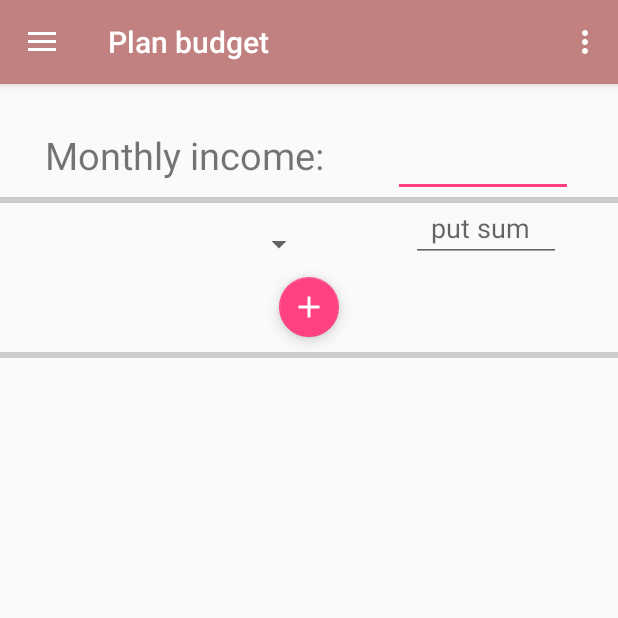
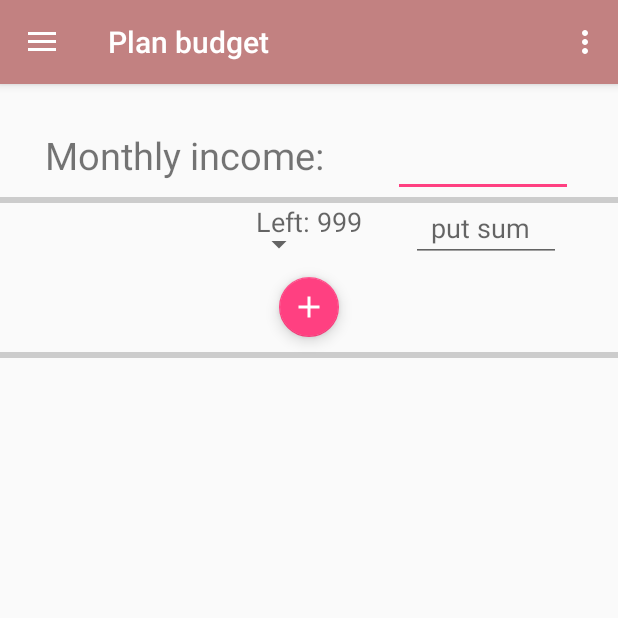
Before and after one commit to Geronimo-GG/FineFinRepo-master, an Android app: the screen it shows after launch (NewMain), in the side drawer, after a tap on "Plan budget", on a phone screen of 412 x 824 dp, the top half of it. Run offline under Robolectric (Android 15) with nearby library versions, the phone set to English and light mode, and no system bars; libraries missing offline, so code that uses them is left out: io.realm, io.realm.annotations; 17 statements that could not run were skipped.

Commit message:
plan budget base logic (without database)

```diff
--- a/app/src/main/java/dariabeliaeva/diploma/com/finefin/BudgetFragment.java
+++ b/app/src/main/java/dariabeliaeva/diploma/com/finefin/BudgetFragment.java
@@ -7,12 +7,27 @@ import android.os.Bundle;
 import android.support.design.widget.FloatingActionButton;
 import android.support.v7.widget.LinearLayoutManager;
 import android.support.v7.widget.RecyclerView;
+import android.text.Editable;
+import android.text.TextWatcher;
 import android.view.LayoutInflater;
 import android.view.View;
 import android.view.ViewGroup;
 import android.widget.EditText;
+import android.widget.Spinner;
+import android.widget.SpinnerAdapter;
+import android.widget.TextView;
+
+import java.util.ArrayList;
+import java.util.Collections;
 
 import dariabeliaeva.diploma.com.finefin.adapter.CategoriesAdapter;
+import dariabeliaeva.diploma.com.finefin.adapter.CustomSpinnerAdapter;
+import dariabeliaeva.diploma.com.finefin.data_models.Budget;
+import dariabeliaeva.diploma.com.finefin.data_models.Categories;
+import dariabeliaeva.diploma.com.finefin.data_models.Spendings;
+import dariabeliaeva.diploma.com.finefin.data_models.User;
+import io.realm.Realm;
+import io.realm.RealmList;
 
 
 /**
@@ -22,12 +37,15 @@ public class BudgetFragment extends Fragment {
 
 
     CategoriesAdapter categoriesAdapter;
+    CustomSpinnerAdapter spinnerAdapter;
     RecyclerView categoriesList;
     View rootView;
+    TextView tvLeftIncome;
     EditText etMonthlyIncome, etCatPrice;
     FloatingActionButton fabAdd;
-    int monthlyIncome;
-
+    float monthlyIncome;
+    Spinner catsSpinner;
+    Realm realm;
 
 
     public BudgetFragment() {
@@ -39,13 +57,26 @@ public class BudgetFragment extends Fragment {
     public View onCreateView(LayoutInflater inflater, ViewGroup container,
                              Bundle savedInstanceState) {
         rootView = inflater.inflate(R.layout.fragment_budget, container, false);
-        categoriesAdapter = new CategoriesAdapter(getActivity());
-
+        realm = Realm.getDefaultInstance();
         findViewsById();
         setUiListeners();
 
+        categoriesAdapter = new CategoriesAdapter(getActivity());
         categoriesList.setLayoutManager(new LinearLayoutManager(getActivity()));
         categoriesList.setAdapter(categoriesAdapter);
+
+        ArrayList<String> categoriesNames = new ArrayList<>();
+        ArrayList<Categories> categories = new ArrayList<>();
+        categories.addAll(realm
+                .where(Categories.class)
+                .equalTo("type", "outcome")
+                .findAll());
+        for (Categories category : categories){
+            categoriesNames.add(category.getCat_name());
+        }
+
+        spinnerAdapter = new CustomSpinnerAdapter(getActivity(), categoriesNames);
+        catsSpinner.setAdapter(spinnerAdapter);
         return rootView;
     }
 
@@ -55,7 +86,31 @@ public class BudgetFragment extends Fragment {
             public void onClick(View view) {
                 if (etMonthlyIncome.length() > 0 && etCatPrice.length() > 0){
                     addNewCategory(Float.parseFloat(etCatPrice.getText().toString()));
+                    updateIncome();
                 }
+            }
+        });
+
+        etMonthlyIncome.addTextChangedListener(new TextWatcher() {
+            @Override
+            public void beforeTextChanged(CharSequence charSequence, int i, int i1, int i2) {
+
+            }
+
+            @Override
+            public void onTextChanged(CharSequence charSequence, int i, int i1, int i2) {
+                try{
+                    setMonthlyIncome(Float.parseFloat(charSequence.toString()));
+                    updateIncome();
+                }
+                catch (Exception e){
+
+                }
+            }
+
+            @Override
+            public void afterTextChanged(Editable editable) {
+
             }
         });
     }
@@ -65,14 +120,29 @@ public class BudgetFragment extends Fragment {
         etMonthlyIncome = (EditText) rootView.findViewById(R.id.monthly_incomes);
         etCatPrice = (EditText) rootView.findViewById(R.id.cat_sum);
         fabAdd = (FloatingActionButton) rootView.findViewById(R.id.fab);
+        catsSpinner = (Spinner) rootView.findViewById(R.id.planets_spinner);
+        tvLeftIncome = (TextView) rootView.findViewById(R.id.tvIncomeLeft);
     }
 
-    private void setMonthlyIncome(int income){
+    private void updateIncome(){
+        tvLeftIncome.setText((monthlyIncome - getLeftIncome()) + "");
+    }
+
+    private float getLeftIncome(){
+        float leftIncome = 0;
+        for (String value : categoriesAdapter.getCategories().values()){
+            leftIncome+=Float.parseFloat(value);
+        }
+        return leftIncome;
+    }
+
+    private void setMonthlyIncome(float income){
         monthlyIncome = income;
     }
 
     private void addNewCategory(float price){
-        categoriesAdapter.add("test", price + "");
+        categoriesAdapter.add(catsSpinner.getSelectedItem().toString(), price + "");
+
     }
 
 }
--- a/app/src/main/java/dariabeliaeva/diploma/com/finefin/data_models/Budget.java
+++ b/app/src/main/java/dariabeliaeva/diploma/com/finefin/data_models/Budget.java
@@ -1,12 +1,13 @@
 package dariabeliaeva.diploma.com.finefin.data_models;
 
 import io.realm.RealmList;
+import io.realm.RealmObject;
 import io.realm.annotations.PrimaryKey;
 
 /**
  * Created by Dari on 5/16/2016.
  */
-public class Budget {
+public class Budget extends RealmObject {
 
     private long monthly_income;
     private long difference_balance;
--- a/app/src/main/res/layout/fragment_budget.xml
+++ b/app/src/main/res/layout/fragment_budget.xml
@@ -29,7 +29,8 @@
         android:layout_gravity="center"
         android:background="#ccc"
         android:layout_below="@+id/monthly_incomes"
-        android:layout_alignParentStart="true" />
+        android:layout_alignParentStart="true"
+        android:id="@+id/view2" />
 
 
     <Spinner
@@ -79,4 +80,13 @@
         android:layout_below="@+id/view"
         android:layout_alignParentStart="true" />
 
+ <TextView
+     android:layout_width="wrap_content"
+     android:layout_height="wrap_content"
+     android:textAppearance="?android:attr/textAppearanceMedium"
+     android:text="Left: 999"
+     android:id="@+id/tvIncomeLeft"
+     android:layout_below="@+id/view2"
+     android:layout_centerHorizontal="true" />
+
 </RelativeLayout>
```
